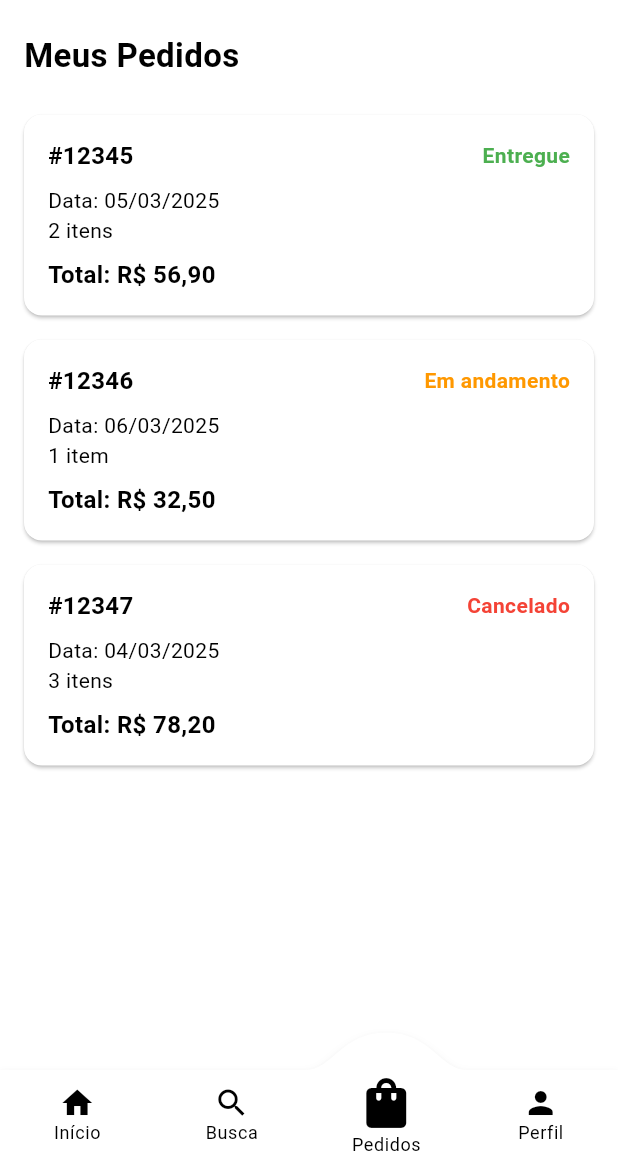
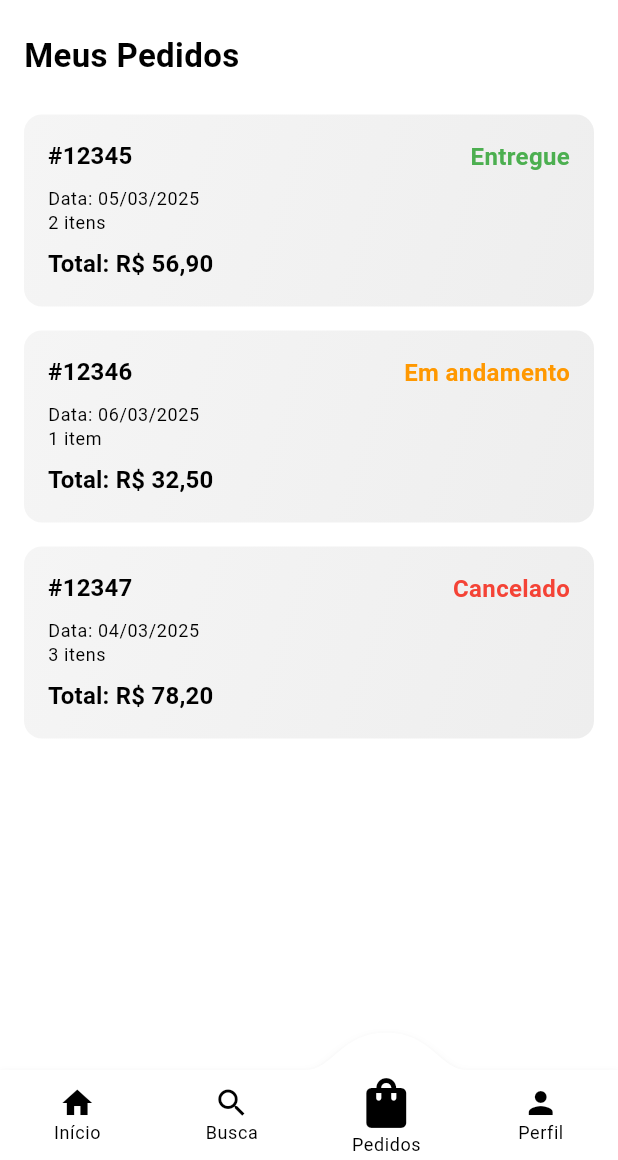
Before and after one commit to carlosxfelipe/myfood, a Flutter app: the OrdersScreen screen opened by its route, on a phone screen of 412 x 824 dp, the part 76-1236 px from its top. Run offline on Flutter 3.47's test engine with Material 3 defaults, Android fonts, the phone set to English and light mode, and no system bars; drawn by our look-alikes of convex_bottom_bar; our stand-ins replace card_swiper, go_router; network calls fail.

Commit message:
Refactor OrderCard widget to enhance styling with gradient background and update text styles for better consistency

```diff
--- a/lib/screens/orders_screen.dart
+++ b/lib/screens/orders_screen.dart
@@ -91,6 +91,8 @@ class OrderCard extends StatelessWidget {
 
   @override
   Widget build(BuildContext context) {
+    final isDarkMode = Theme.of(context).brightness == Brightness.dark;
+
     Color statusColor;
     switch (status) {
       case "Entregue":
@@ -106,9 +108,20 @@ class OrderCard extends StatelessWidget {
         statusColor = Colors.grey;
     }
 
-    return Card(
-      margin: const EdgeInsets.symmetric(vertical: 8),
-      shape: RoundedRectangleBorder(borderRadius: BorderRadius.circular(12)),
+    return Padding(
+      padding: const EdgeInsets.symmetric(vertical: 8),
+      child: Container(
+        decoration: BoxDecoration(
+          borderRadius: BorderRadius.circular(12),
+          gradient: LinearGradient(
+            colors:
+                isDarkMode
+                    ? [Colors.grey[800]!, Colors.grey[900]!]
+                    : [Colors.grey[100]!, Colors.grey[200]!],
+            begin: Alignment.topLeft,
+            end: Alignment.bottomRight,
+          ),
+        ),
         child: Padding(
           padding: const EdgeInsets.all(16.0),
           child: Column(
@@ -119,15 +132,13 @@ class OrderCard extends StatelessWidget {
                 children: [
                   Text(
                     orderId,
-                  style: const TextStyle(
-                    fontSize: 16,
+                    style: Theme.of(context).textTheme.titleMedium?.copyWith(
                       fontWeight: FontWeight.bold,
                     ),
                   ),
                   Text(
                     status,
-                  style: TextStyle(
-                    fontSize: 14,
+                    style: Theme.of(context).textTheme.bodyMedium?.copyWith(
                       fontWeight: FontWeight.bold,
                       color: statusColor,
                     ),
@@ -135,14 +146,17 @@ class OrderCard extends StatelessWidget {
                 ],
               ),
               const SizedBox(height: 8),
-            Text('Data: $date', style: const TextStyle(fontSize: 14)),
-            Text(items, style: const TextStyle(fontSize: 14)),
+              Text('Data: $date', style: Theme.of(context).textTheme.bodySmall),
+              Text(items, style: Theme.of(context).textTheme.bodySmall),
               const SizedBox(height: 8),
               Text(
                 'Total: R\$ ${total.toStringAsFixed(2).replaceAll(".", ",")}',
-              style: const TextStyle(fontSize: 16, fontWeight: FontWeight.bold),
+                style: Theme.of(
+                  context,
+                ).textTheme.titleMedium?.copyWith(fontWeight: FontWeight.bold),
               ),
             ],
+          ),
         ),
       ),
     );
```
Lines whose indentation alone changed are shown as unchanged.
